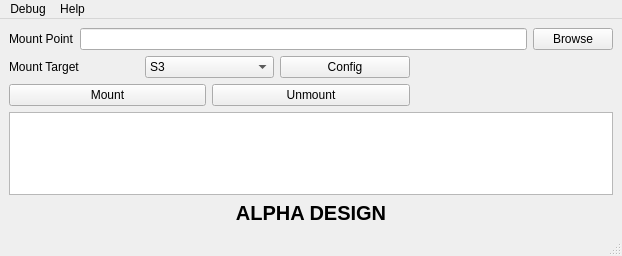
Seagate/cloudfuse, file gui/mountPrimaryWindow.ui: the form before one commit.
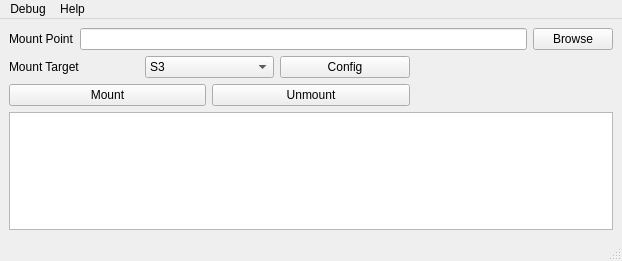
The form after the commit.

Commit message: Remove alpha, start construction widget

What changed in the file:
```diff
--- a/gui/mountPrimaryWindow.ui
+++ b/gui/mountPrimaryWindow.ui
@@ -7,7 +7,7 @@
     <x>0</x>
     <y>0</y>
     <width>622</width>
-    <height>256</height>
+    <height>261</height>
    </rect>
   </property>
   <property name="sizePolicy">
@@ -30,6 +30,16 @@
   </property>
   <widget class="QWidget" name="centralwidget">
    <layout class="QGridLayout" name="gridLayout">
+    <item row="3" column="0" colspan="3">
+     <widget class="QTextEdit" name="textEdit_output">
+      <property name="sizePolicy">
+       <sizepolicy hsizetype="MinimumExpanding" vsizetype="Expanding">
+        <horstretch>0</horstretch>
+        <verstretch>0</verstretch>
+       </sizepolicy>
+      </property>
+     </widget>
+    </item>
     <item row="0" column="0" colspan="3">
      <layout class="QHBoxLayout" name="horizontalLayout_3">
       <item>
@@ -113,48 +123,6 @@
       </property>
      </widget>
     </item>
-    <item row="3" column="0" colspan="3">
-     <widget class="QTextEdit" name="textEdit_output">
-      <property name="sizePolicy">
-       <sizepolicy hsizetype="MinimumExpanding" vsizetype="Expanding">
-        <horstretch>0</horstretch>
-        <verstretch>0</verstretch>
-       </sizepolicy>
-      </property>
-     </widget>
-    </item>
-    <item row="4" column="1">
-     <widget class="QLabel" name="label_3">
-      <property name="enabled">
-       <bool>true</bool>
-      </property>
-      <property name="font">
-       <font>
-        <family>Ubuntu</family>
-        <pointsize>15</pointsize>
-        <weight>75</weight>
-        <bold>true</bold>
-        <strikeout>false</strikeout>
-        <kerning>true</kerning>
-       </font>
-      </property>
-      <property name="frameShape">
-       <enum>QFrame::NoFrame</enum>
-      </property>
-      <property name="frameShadow">
-       <enum>QFrame::Plain</enum>
-      </property>
-      <property name="text">
-       <string>ALPHA DESIGN</string>
-      </property>
-      <property name="textFormat">
-       <enum>Qt::RichText</enum>
-      </property>
-      <property name="alignment">
-       <set>Qt::AlignCenter</set>
-      </property>
-     </widget>
-    </item>
    </layout>
   </widget>
   <widget class="QMenuBar" name="menubar">
```
The commit also changes 4 other files.
